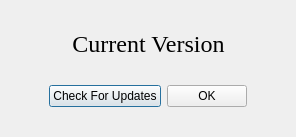
Old version of the form ui/about-dialog.ui in the repository haiwen/seafile-client.
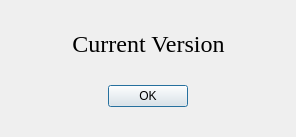
New version of the form.

```diff
--- a/ui/about-dialog.ui
+++ b/ui/about-dialog.ui
@@ -122,13 +122,6 @@
        </property>
       </spacer>
      </item>
-     <item>
-      <widget class="QPushButton" name="mCheckUpdateBtn">
-       <property name="text">
-        <string>Check For Updates</string>
-       </property>
-      </widget>
-     </item>
      <item>
       <widget class="QPushButton" name="mOKBtn">
        <property name="text">
```
